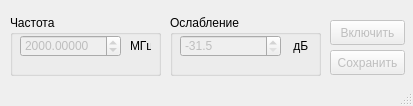
Above: usb_gen_v2_qt/usb_gen_v2_qt.ui from denruss/usb_gen_v2_qt before the change. Below: the same form after it.
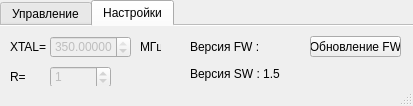
That is the form after the change. The open tabs and pages were chosen to show the change. Icons and pictures are not drawn.

The edit to the form file:
```diff
--- a/usb_gen_v2_qt/usb_gen_v2_qt.ui
+++ b/usb_gen_v2_qt/usb_gen_v2_qt.ui
@@ -42,62 +42,49 @@
      <height>86</height>
     </size>
    </property>
-   <widget class="QGroupBox" name="groupBox_3">
+   <widget class="QTabWidget" name="tabWidget">
     <property name="geometry">
      <rect>
-      <x>170</x>
-      <y>15</y>
-      <width>151</width>
-      <height>61</height>
+      <x>0</x>
+      <y>0</y>
+      <width>414</width>
+      <height>91</height>
      </rect>
     </property>
-    <property name="title">
-     <string>Ослабление</string>
+    <property name="currentIndex">
+     <number>0</number>
     </property>
-    <widget class="QDoubleSpinBox" name="doubleSpinBox_2">
-     <property name="enabled">
-      <bool>false</bool>
-     </property>
-     <property name="geometry">
-      <rect>
-       <x>10</x>
-       <y>20</y>
-       <width>101</width>
-       <height>22</height>
-      </rect>
-     </property>
-     <property name="accelerated">
+    <property name="documentMode">
       <bool>true</bool>
      </property>
-     <property name="decimals">
-      <number>1</number>
-     </property>
-     <property name="minimum">
-      <double>-31.500000000000000</double>
-     </property>
-     <property name="maximum">
-      <double>0.000000000000000</double>
-     </property>
-     <property name="singleStep">
-      <double>0.500000000000000</double>
-     </property>
-     <property name="value">
-      <double>-31.500000000000000</double>
-     </property>
-    </widget>
-    <widget class="QLabel" name="label_3">
+    <property name="tabsClosable">
+     <bool>false</bool>
+    </property>
+    <widget class="QWidget" name="tab">
+     <attribute name="title">
+      <string>Управление</string>
+     </attribute>
+     <widget class="QPushButton" name="pushButton_2">
+      <property name="enabled">
+       <bool>false</bool>
+      </property>
      <property name="geometry">
       <rect>
-       <x>120</x>
-       <y>20</y>
-       <width>21</width>
-       <height>21</height>
+        <x>320</x>
+        <y>35</y>
+        <width>75</width>
+        <height>25</height>
       </rect>
      </property>
      <property name="text">
-      <string> дБ</string>
-     </property>
-    </widget>
+       <string>Сохранить</string>
+      </property>
+      <property name="checkable">
+       <bool>false</bool>
+      </property>
+      <property name="checked">
+       <bool>false</bool>
+      </property>
    </widget>
    <widget class="QPushButton" name="pushButton">
     <property name="enabled">
@@ -105,8 +92,8 @@
     </property>
     <property name="geometry">
      <rect>
-      <x>330</x>
-      <y>20</y>
+        <x>320</x>
+        <y>5</y>
       <width>75</width>
       <height>25</height>
      </rect>
@@ -124,8 +111,8 @@
    <widget class="QGroupBox" name="groupBox">
     <property name="geometry">
      <rect>
-      <x>10</x>
-      <y>15</y>
+        <x>0</x>
+        <y>0</y>
       <width>151</width>
       <height>61</height>
      </rect>
@@ -175,27 +162,194 @@
      </property>
     </widget>
    </widget>
-   <widget class="QPushButton" name="pushButton_2">
+     <widget class="QGroupBox" name="groupBox_3">
+      <property name="geometry">
+       <rect>
+        <x>160</x>
+        <y>0</y>
+        <width>151</width>
+        <height>61</height>
+       </rect>
+      </property>
+      <property name="title">
+       <string>Ослабление</string>
+      </property>
+      <widget class="QDoubleSpinBox" name="doubleSpinBox_2">
     <property name="enabled">
      <bool>false</bool>
     </property>
     <property name="geometry">
      <rect>
-      <x>330</x>
-      <y>50</y>
-      <width>75</width>
-      <height>25</height>
-     </rect>
-    </property>
+         <x>10</x>
+         <y>20</y>
+         <width>101</width>
+         <height>22</height>
+        </rect>
+       </property>
+       <property name="accelerated">
+        <bool>true</bool>
+       </property>
+       <property name="decimals">
+        <number>1</number>
+       </property>
+       <property name="minimum">
+        <double>-31.500000000000000</double>
+       </property>
+       <property name="maximum">
+        <double>0.000000000000000</double>
+       </property>
+       <property name="singleStep">
+        <double>0.500000000000000</double>
+       </property>
+       <property name="value">
+        <double>-31.500000000000000</double>
+       </property>
+      </widget>
+      <widget class="QLabel" name="label_3">
+       <property name="geometry">
+        <rect>
+         <x>120</x>
+         <y>20</y>
+         <width>21</width>
+         <height>21</height>
+        </rect>
+       </property>
     <property name="text">
-     <string>Сохранить</string>
-    </property>
-    <property name="checkable">
+        <string> дБ</string>
+       </property>
+      </widget>
+     </widget>
+    </widget>
+    <widget class="QWidget" name="tab_2">
+     <attribute name="title">
+      <string>Настройки</string>
+     </attribute>
+     <widget class="QPushButton" name="pushButton_5">
+      <property name="geometry">
+       <rect>
+        <x>310</x>
+        <y>10</y>
+        <width>91</width>
+        <height>21</height>
+       </rect>
+      </property>
+      <property name="text">
+       <string>Обновление FW</string>
+      </property>
+     </widget>
+     <widget class="QLabel" name="label_7">
+      <property name="geometry">
+       <rect>
+        <x>10</x>
+        <y>10</y>
+        <width>91</width>
+        <height>21</height>
+       </rect>
+      </property>
+      <property name="text">
+       <string>XTAL=</string>
+      </property>
+     </widget>
+     <widget class="QLabel" name="label_5">
+      <property name="geometry">
+       <rect>
+        <x>10</x>
+        <y>40</y>
+        <width>41</width>
+        <height>21</height>
+       </rect>
+      </property>
+      <property name="text">
+       <string>R=</string>
+      </property>
+     </widget>
+     <widget class="QDoubleSpinBox" name="doubleSpinBox_3">
+      <property name="enabled">
      <bool>false</bool>
     </property>
-    <property name="checked">
+      <property name="geometry">
+       <rect>
+        <x>50</x>
+        <y>10</y>
+        <width>81</width>
+        <height>22</height>
+       </rect>
+      </property>
+      <property name="accelerated">
+       <bool>true</bool>
+      </property>
+      <property name="decimals">
+       <number>5</number>
+      </property>
+      <property name="minimum">
+       <double>25.000000000000000</double>
+      </property>
+      <property name="maximum">
+       <double>350.000000000000000</double>
+      </property>
+      <property name="value">
+       <double>350.000000000000000</double>
+      </property>
+     </widget>
+     <widget class="QLabel" name="label_8">
+      <property name="geometry">
+       <rect>
+        <x>190</x>
+        <y>10</y>
+        <width>111</width>
+        <height>21</height>
+       </rect>
+      </property>
+      <property name="text">
+       <string>Версия FW :</string>
+      </property>
+     </widget>
+     <widget class="QLabel" name="label_9">
+      <property name="geometry">
+       <rect>
+        <x>190</x>
+        <y>40</y>
+        <width>91</width>
+        <height>16</height>
+       </rect>
+      </property>
+      <property name="text">
+       <string>Версия SW : 1.5</string>
+      </property>
+     </widget>
+     <widget class="QSpinBox" name="spinBox">
+      <property name="enabled">
      <bool>false</bool>
     </property>
+      <property name="geometry">
+       <rect>
+        <x>50</x>
+        <y>40</y>
+        <width>61</width>
+        <height>22</height>
+       </rect>
+      </property>
+      <property name="maximum">
+       <number>16383</number>
+      </property>
+      <property name="value">
+       <number>1</number>
+      </property>
+     </widget>
+     <widget class="QLabel" name="label_2">
+      <property name="geometry">
+       <rect>
+        <x>140</x>
+        <y>10</y>
+        <width>21</width>
+        <height>21</height>
+       </rect>
+      </property>
+      <property name="text">
+       <string>МГц</string>
+      </property>
+     </widget>
+    </widget>
    </widget>
   </widget>
   <widget class="QStatusBar" name="statusBar"/>
```
Lines whose indentation alone changed are shown as unchanged.
